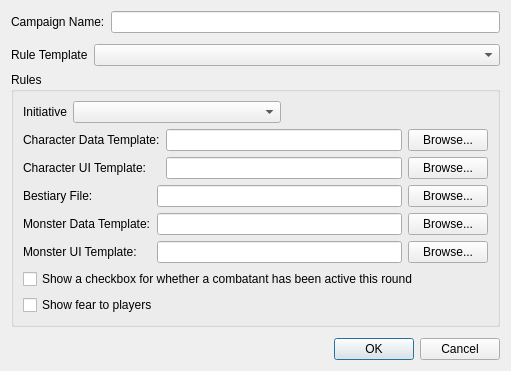
First picture: the form in DMHelper/src/newcampaigndialog.ui, repository MMetze/DMHelper, before the edit.
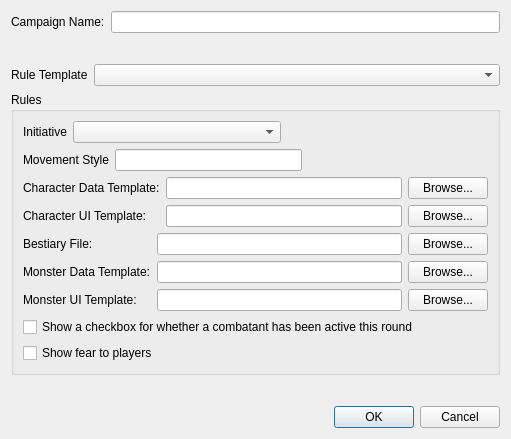
Second picture: the form after the edit. Icons and pictures are not drawn.

Commit message: Adding movement type to options

```diff
--- a/DMHelper/src/newcampaigndialog.ui
+++ b/DMHelper/src/newcampaigndialog.ui
@@ -7,7 +7,7 @@
     <x>0</x>
     <y>0</y>
     <width>511</width>
-    <height>371</height>
+    <height>439</height>
    </rect>
   </property>
   <property name="windowTitle">
@@ -120,6 +120,33 @@
         </item>
        </layout>
       </item>
+      <item>
+       <layout class="QHBoxLayout" name="horizontalLayout_6">
+        <item>
+         <widget class="QLabel" name="label_9">
+          <property name="text">
+           <string>Movement Style</string>
+          </property>
+         </widget>
+        </item>
+        <item>
+         <widget class="QLineEdit" name="edtMovement"/>
+        </item>
+        <item>
+         <spacer name="horizontalSpacer_2">
+          <property name="orientation">
+           <enum>Qt::Horizontal</enum>
+          </property>
+          <property name="sizeHint" stdset="0">
+           <size>
+            <width>40</width>
+            <height>20</height>
+           </size>
+          </property>
+         </spacer>
+        </item>
+       </layout>
+      </item>
       <item>
        <layout class="QHBoxLayout" name="horizontalLayout_4">
         <item>
```
The commit also changes 12 other files.
